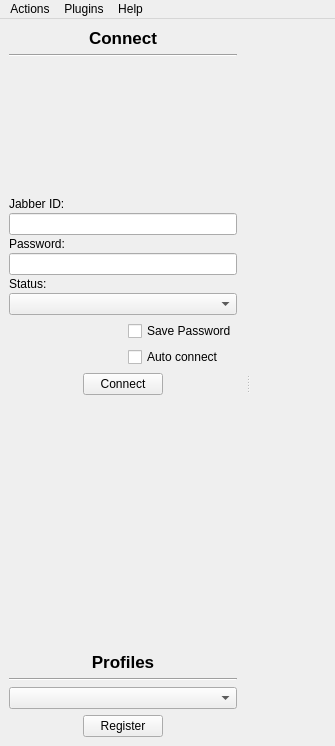
xmpp-graveyard/jabbim, file widgets/mainWindow.ui: the form before one commit.
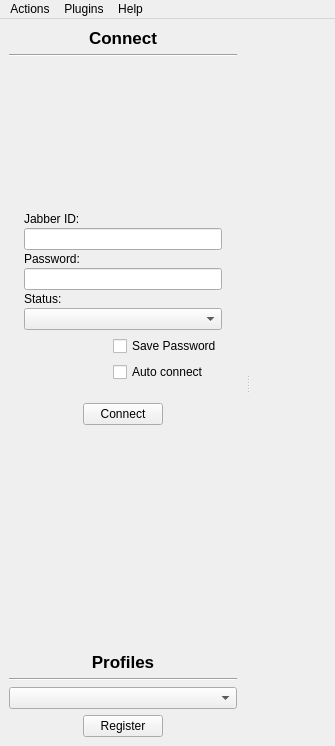
The form after the commit. Icons and pictures are not drawn.

Commit message: odsazeni prvku v loginWindow od okna

Patch:
```diff
--- a/widgets/mainWindow.ui
+++ b/widgets/mainWindow.ui
@@ -13,7 +13,7 @@
    <string>Jabbim</string>
   </property>
   <property name="windowIcon" >
-   <iconset>images/16x16/apps/jabbim.png</iconset>
+   <iconset>../../branch/jabbim-ng/widgets/images/16x16/apps/jabbim.png</iconset>
   </property>
   <widget class="QWidget" name="centralwidget" >
    <layout class="QGridLayout" >
@@ -40,97 +40,20 @@
          <property name="spacing" >
           <number>6</number>
          </property>
-         <item row="3" column="0" >
-          <layout class="QVBoxLayout" >
-           <property name="margin" >
-            <number>0</number>
-           </property>
-           <property name="spacing" >
-            <number>2</number>
-           </property>
-           <item>
-            <widget class="QLabel" name="label" >
-             <property name="text" >
-              <string>Jabber ID:</string>
-             </property>
-            </widget>
-           </item>
-           <item>
-            <widget class="QLineEdit" name="login_jid" />
-           </item>
-           <item>
-            <widget class="QLabel" name="label_2" >
-             <property name="text" >
-              <string>Password:</string>
-             </property>
-            </widget>
-           </item>
-           <item>
-            <widget class="QLineEdit" name="login_password" >
-             <property name="echoMode" >
-              <enum>QLineEdit::Password</enum>
-             </property>
-            </widget>
-           </item>
-           <item>
-            <widget class="QLabel" name="label_3" >
-             <property name="text" >
-              <string>Status:</string>
-             </property>
-            </widget>
-           </item>
-           <item>
-            <widget class="QComboBox" name="loginStatus" >
-             <property name="sizePolicy" >
-              <sizepolicy>
-               <hsizetype>7</hsizetype>
-               <vsizetype>0</vsizetype>
-               <horstretch>0</horstretch>
-               <verstretch>0</verstretch>
-              </sizepolicy>
-             </property>
-            </widget>
-           </item>
-          </layout>
-         </item>
-         <item row="4" column="0" >
-          <layout class="QGridLayout" >
-           <property name="margin" >
-            <number>0</number>
-           </property>
-           <property name="spacing" >
-            <number>6</number>
-           </property>
-           <item rowspan="2" row="0" column="0" >
-            <spacer>
-             <property name="orientation" >
-              <enum>Qt::Horizontal</enum>
-             </property>
-             <property name="sizeHint" >
-              <size>
-               <width>121</width>
-               <height>20</height>
-              </size>
-             </property>
-            </spacer>
-           </item>
-           <item row="1" column="1" >
-            <widget class="QCheckBox" name="login_autoconnect" >
-             <property name="text" >
-              <string>Auto connect</string>
-             </property>
-            </widget>
-           </item>
-           <item row="0" column="1" >
-            <widget class="QCheckBox" name="login_savePassword" >
-             <property name="text" >
-              <string>Save Password</string>
-             </property>
-            </widget>
-           </item>
-          </layout>
-         </item>
          <item row="5" column="0" >
+          <spacer>
+           <property name="orientation" >
+            <enum>Qt::Vertical</enum>
+           </property>
+           <property name="sizeHint" >
+            <size>
+             <width>20</width>
+             <height>40</height>
+            </size>
+           </property>
+          </spacer>
+         </item>
+         <item row="4" column="0" >
           <layout class="QHBoxLayout" >
            <property name="margin" >
             <number>0</number>
@@ -173,98 +96,120 @@
            </item>
           </layout>
          </item>
-         <item row="6" column="0" >
-          <spacer>
-           <property name="orientation" >
-            <enum>Qt::Vertical</enum>
+         <item row="3" column="0" >
+          <layout class="QVBoxLayout" >
+           <property name="margin" >
+            <number>15</number>
            </property>
-           <property name="sizeHint" >
-            <size>
-             <width>20</width>
-             <height>40</height>
-            </size>
+           <property name="spacing" >
+            <number>6</number>
            </property>
-          </spacer>
-         </item>
-         <item row="9" column="0" >
-          <widget class="QComboBox" name="profilesList" >
-           <property name="iconSize" >
-            <size>
-             <width>22</width>
-             <height>22</height>
-            </size>
-           </property>
-          </widget>
+           <item>
+            <layout class="QVBoxLayout" >
+             <property name="margin" >
+              <number>0</number>
+             </property>
+             <property name="spacing" >
+              <number>2</number>
+             </property>
+             <item>
+              <widget class="QLabel" name="label" >
+               <property name="text" >
+                <string>Jabber ID:</string>
+               </property>
+              </widget>
+             </item>
+             <item>
+              <widget class="QLineEdit" name="login_jid" />
+             </item>
+             <item>
+              <widget class="QLabel" name="label_2" >
+               <property name="text" >
+                <string>Password:</string>
+               </property>
+              </widget>
+             </item>
+             <item>
+              <widget class="QLineEdit" name="login_password" >
+               <property name="echoMode" >
+                <enum>QLineEdit::Password</enum>
+               </property>
+              </widget>
+             </item>
+             <item>
+              <widget class="QLabel" name="label_3" >
+               <property name="text" >
+                <string>Status:</string>
+               </property>
+              </widget>
+             </item>
+             <item>
+              <widget class="QComboBox" name="loginStatus" >
+               <property name="sizePolicy" >
+                <sizepolicy>
+                 <hsizetype>7</hsizetype>
+                 <vsizetype>0</vsizetype>
+                 <horstretch>0</horstretch>
+                 <verstretch>0</verstretch>
+                </sizepolicy>
+               </property>
+              </widget>
+             </item>
+            </layout>
+           </item>
+           <item>
+            <layout class="QGridLayout" >
+             <property name="margin" >
+              <number>0</number>
+             </property>
+             <property name="spacing" >
+              <number>6</number>
+             </property>
+             <item rowspan="2" row="0" column="0" >
+              <spacer>
+               <property name="orientation" >
+                <enum>Qt::Horizontal</enum>
+               </property>
+               <property name="sizeHint" >
+                <size>
+                 <width>121</width>
+                 <height>20</height>
+                </size>
+               </property>
+              </spacer>
+             </item>
+             <item row="1" column="1" >
+              <widget class="QCheckBox" name="login_autoconnect" >
+               <property name="text" >
+                <string>Auto connect</string>
+               </property>
+              </widget>
+             </item>
+             <item row="0" column="1" >
+              <widget class="QCheckBox" name="login_savePassword" >
+               <property name="text" >
+                <string>Save Password</string>
+               </property>
+              </widget>
+             </item>
+            </layout>
+           </item>
+          </layout>
          </item>
          <item row="7" column="0" >
-          <widget class="QLabel" name="profilesHeader" >
-           <property name="text" >
-            <string>&lt;html>&lt;head>&lt;meta name="qrichtext" content="1" />&lt;style type="text/css">
-p, li { white-space: pre-wrap; }
-&lt;/style>&lt;/head>&lt;body style=" font-family:'DejaVu Sans'; font-size:9pt; font-weight:400; font-style:normal; text-decoration:none;">
-&lt;p style=" margin-top:0px; margin-bottom:0px; margin-left:0px; margin-right:0px; -qt-block-indent:0; text-indent:0px; font-family:'Sans Serif';">&lt;span style=" font-size:13pt; font-weight:600;">Profiles&lt;/span>&lt;/p>&lt;/body>&lt;/html></string>
+          <widget class="Line" name="profilesLine" >
+           <property name="orientation" >
+            <enum>Qt::Horizontal</enum>
            </property>
-           <property name="alignment" >
-            <set>Qt::AlignCenter</set>
-           </property>
           </widget>
          </item>
-         <item row="0" column="0" >
-          <widget class="QLabel" name="login_headerLabel" >
-           <property name="text" >
-            <string>&lt;html>&lt;head>&lt;meta name="qrichtext" content="1" />&lt;style type="text/css">
-p, li { white-space: pre-wrap; }
-&lt;/style>&lt;/head>&lt;body style=" font-family:'Sans Serif'; font-size:9pt; font-weight:400; font-style:normal; text-decoration:none;">
-&lt;p style=" margin-top:0px; margin-bottom:0px; margin-left:0px; margin-right:0px; -qt-block-indent:0; text-indent:0px;">&lt;span style=" font-size:13pt; font-weight:600;">Connect&lt;/span>&lt;/p>&lt;/body>&lt;/html></string>
+         <item row="1" column="0" >
+          <widget class="Line" name="line" >
+           <property name="orientation" >
+            <enum>Qt::Horizontal</enum>
            </property>
-           <property name="alignment" >
-            <set>Qt::AlignCenter</set>
-           </property>
           </widget>
          </item>
-         <item row="10" column="0" >
-          <layout class="QHBoxLayout" >
-           <property name="margin" >
-            <number>0</number>
-           </property>
-           <property name="spacing" >
-            <number>6</number>
-           </property>
-           <item>
-            <spacer>
-             <property name="orientation" >
-              <enum>Qt::Horizontal</enum>
-             </property>
-             <property name="sizeHint" >
-              <size>
-               <width>40</width>
-               <height>20</height>
-              </size>
-             </property>
-            </spacer>
-           </item>
-           <item>
-            <widget class="QPushButton" name="registerButton" >
-             <property name="text" >
-              <string>Register</string>
-             </property>
-            </widget>
-           </item>
-           <item>
-            <spacer>
-             <property name="orientation" >
-              <enum>Qt::Horizontal</enum>
-             </property>
-             <property name="sizeHint" >
-              <size>
-               <width>40</width>
-               <height>20</height>
-              </size>
-             </property>
-            </spacer>
-           </item>
-          </layout>
-         </item>
          <item row="2" column="0" >
           <layout class="QHBoxLayout" >
            <property name="margin" >
@@ -320,17 +265,82 @@
            </item>
           </layout>
          </item>
-         <item row="1" column="0" >
-          <widget class="Line" name="line" >
-           <property name="orientation" >
-            <enum>Qt::Horizontal</enum>
+         <item row="9" column="0" >
+          <layout class="QHBoxLayout" >
+           <property name="margin" >
+            <number>0</number>
+           </property>
+           <property name="spacing" >
+            <number>6</number>
+           </property>
+           <item>
+            <spacer>
+             <property name="orientation" >
+              <enum>Qt::Horizontal</enum>
+             </property>
+             <property name="sizeHint" >
+              <size>
+               <width>40</width>
+               <height>20</height>
+              </size>
+             </property>
+            </spacer>
+           </item>
+           <item>
+            <widget class="QPushButton" name="registerButton" >
+             <property name="text" >
+              <string>Register</string>
+             </property>
+            </widget>
+           </item>
+           <item>
+            <spacer>
+             <property name="orientation" >
+              <enum>Qt::Horizontal</enum>
+             </property>
+             <property name="sizeHint" >
+              <size>
+               <width>40</width>
+               <height>20</height>
+              </size>
+             </property>
+            </spacer>
+           </item>
+          </layout>
+         </item>
+         <item row="0" column="0" >
+          <widget class="QLabel" name="login_headerLabel" >
+           <property name="text" >
+            <string>&lt;html>&lt;head>&lt;meta name="qrichtext" content="1" />&lt;style type="text/css">
+p, li { white-space: pre-wrap; }
+&lt;/style>&lt;/head>&lt;body style=" font-family:'Sans Serif'; font-size:9pt; font-weight:400; font-style:normal; text-decoration:none;">
+&lt;p style=" margin-top:0px; margin-bottom:0px; margin-left:0px; margin-right:0px; -qt-block-indent:0; text-indent:0px;">&lt;span style=" font-size:13pt; font-weight:600;">Connect&lt;/span>&lt;/p>&lt;/body>&lt;/html></string>
+           </property>
+           <property name="alignment" >
+            <set>Qt::AlignCenter</set>
+           </property>
+          </widget>
+         </item>
+         <item row="6" column="0" >
+          <widget class="QLabel" name="profilesHeader" >
+           <property name="text" >
+            <string>&lt;html>&lt;head>&lt;meta name="qrichtext" content="1" />&lt;style type="text/css">
+p, li { white-space: pre-wrap; }
+&lt;/style>&lt;/head>&lt;body style=" font-family:'DejaVu Sans'; font-size:9pt; font-weight:400; font-style:normal; text-decoration:none;">
+&lt;p style=" margin-top:0px; margin-bottom:0px; margin-left:0px; margin-right:0px; -qt-block-indent:0; text-indent:0px; font-family:'Sans Serif';">&lt;span style=" font-size:13pt; font-weight:600;">Profiles&lt;/span>&lt;/p>&lt;/body>&lt;/html></string>
+           </property>
+           <property name="alignment" >
+            <set>Qt::AlignCenter</set>
            </property>
           </widget>
          </item>
          <item row="8" column="0" >
-          <widget class="Line" name="profilesLine" >
-           <property name="orientation" >
-            <enum>Qt::Horizontal</enum>
+          <widget class="QComboBox" name="profilesList" >
+           <property name="iconSize" >
+            <size>
+             <width>22</width>
+             <height>22</height>
+            </size>
            </property>
           </widget>
          </item>
@@ -374,7 +384,7 @@
                <string/>
               </property>
               <property name="icon" >
-               <iconset>images/16x16/status/jabber-invisible.png</iconset>
+               <iconset>../../branch/jabbim-ng/widgets/images/16x16/status/jabber-invisible.png</iconset>
               </property>
               <property name="checkable" >
                <bool>true</bool>
@@ -447,7 +457,7 @@
                   <string>Online</string>
                  </property>
                  <property name="icon" >
-                  <iconset>images/16x16/status/jabber-not_in_roster.png</iconset>
+                  <iconset>../../branch/jabbim-ng/widgets/images/16x16/status/jabber-not_in_roster.png</iconset>
                  </property>
                  <property name="popupMode" >
                   <enum>QToolButton::InstantPopup</enum>
@@ -516,7 +526,7 @@
                <string/>
               </property>
               <property name="icon" >
-               <iconset>images/16x16/apps/jabbim.png</iconset>
+               <iconset>../../branch/jabbim-ng/widgets/images/16x16/apps/jabbim.png</iconset>
               </property>
               <property name="checkable" >
                <bool>true</bool>
@@ -551,7 +561,7 @@
              <string> r</string>
             </attribute>
             <attribute name="icon" >
-             <iconset>images/16x16/categories/system-users.png</iconset>
+             <iconset>../../branch/jabbim-ng/widgets/images/16x16/categories/system-users.png</iconset>
             </attribute>
             <attribute name="toolTip" >
              <string>Roster</string>
@@ -602,7 +612,7 @@
              <string>b</string>
             </attribute>
             <attribute name="icon" >
-             <iconset>images/16x16/categories/bookmarks.png</iconset>
+             <iconset>../../branch/jabbim-ng/widgets/images/16x16/categories/bookmarks.png</iconset>
             </attribute>
             <attribute name="toolTip" >
              <string>Bookmarks</string>
@@ -674,7 +684,7 @@
              <string>Events</string>
             </attribute>
             <attribute name="icon" >
-             <iconset>images/16x16/categories/event.png</iconset>
+             <iconset>../../branch/jabbim-ng/widgets/images/16x16/categories/event.png</iconset>
             </attribute>
             <attribute name="toolTip" >
              <string>Events</string>
@@ -732,7 +742,7 @@
          <item>
           <widget class="QLabel" name="splashImage" >
            <property name="pixmap" >
-            <pixmap>images/logo.png</pixmap>
+            <pixmap>../../branch/jabbim-ng/widgets/images/logo.png</pixmap>
            </property>
            <property name="alignment" >
             <set>Qt::AlignBottom|Qt::AlignHCenter</set>
@@ -836,7 +846,7 @@
   </widget>
   <action name="actionShow_XML" >
    <property name="icon" >
-    <iconset>images/16x16/actions/xml-konzole.png</iconset>
+    <iconset>../../branch/jabbim-ng/widgets/images/16x16/actions/xml-konzole.png</iconset>
    </property>
    <property name="text" >
     <string>Show XML</string>
@@ -844,7 +854,7 @@
   </action>
   <action name="actionPreferences" >
    <property name="icon" >
-    <iconset>images/16x16/categories/gtk-preferences.png</iconset>
+    <iconset>../../branch/jabbim-ng/widgets/images/16x16/categories/gtk-preferences.png</iconset>
    </property>
    <property name="text" >
     <string>Preferences</string>
@@ -852,7 +862,7 @@
   </action>
   <action name="actionQuit" >
    <property name="icon" >
-    <iconset>images/16x16/actions/gtk-quit.png</iconset>
+    <iconset>../../branch/jabbim-ng/widgets/images/16x16/actions/gtk-quit.png</iconset>
    </property>
    <property name="text" >
     <string>Quit</string>
@@ -860,7 +870,7 @@
   </action>
   <action name="actionAdd_Contact" >
    <property name="icon" >
-    <iconset>images/16x16/actions/gtk-add.png</iconset>
+    <iconset>../../branch/jabbim-ng/widgets/images/16x16/actions/gtk-add.png</iconset>
    </property>
    <property name="text" >
     <string>Add Contact</string>
@@ -868,7 +878,7 @@
   </action>
   <action name="actionAbout" >
    <property name="icon" >
-    <iconset>images/16x16/actions/about.png</iconset>
+    <iconset>../../branch/jabbim-ng/widgets/images/16x16/actions/about.png</iconset>
    </property>
    <property name="text" >
     <string>About</string>
@@ -876,7 +886,7 @@
   </action>
   <action name="actionService_Discovery" >
    <property name="icon" >
-    <iconset>images/16x16/actions/service-discovery.png</iconset>
+    <iconset>../../branch/jabbim-ng/widgets/images/16x16/actions/service-discovery.png</iconset>
    </property>
    <property name="text" >
     <string>Service Discovery</string>
@@ -894,7 +904,7 @@
   </action>
   <action name="actionIdentity" >
    <property name="icon" >
-    <iconset>images/16x16/categories/v-card.png</iconset>
+    <iconset>../../branch/jabbim-ng/widgets/images/16x16/categories/v-card.png</iconset>
    </property>
    <property name="text" >
     <string>Identity</string>
```
The commit also changes 1 other file.
